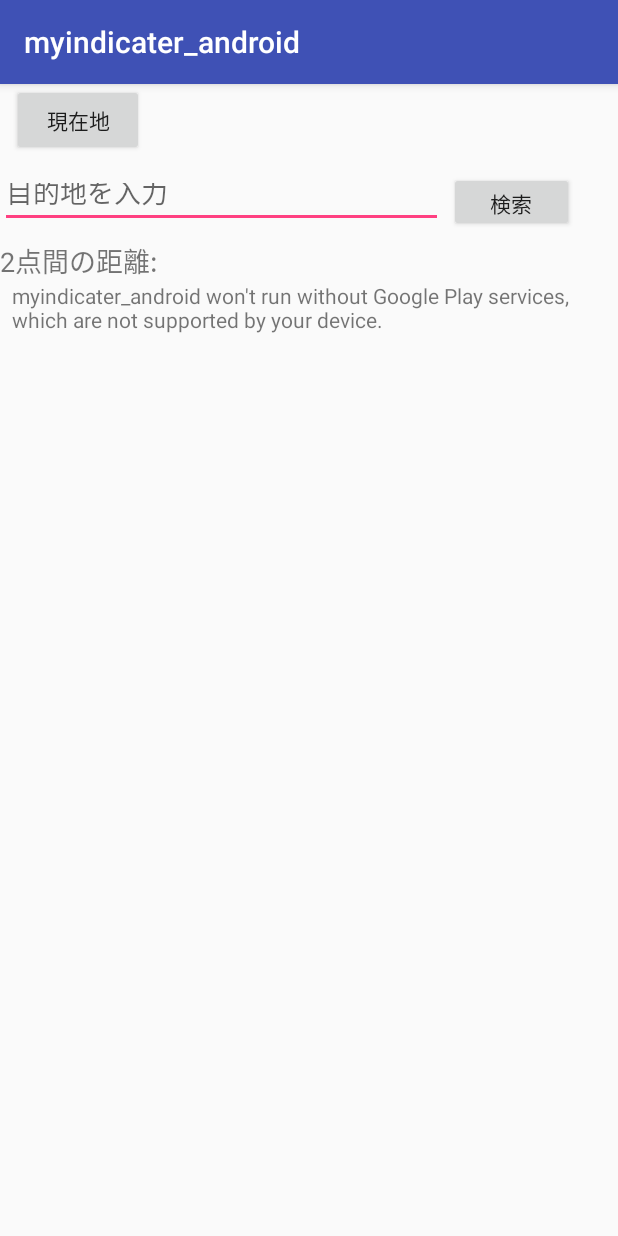
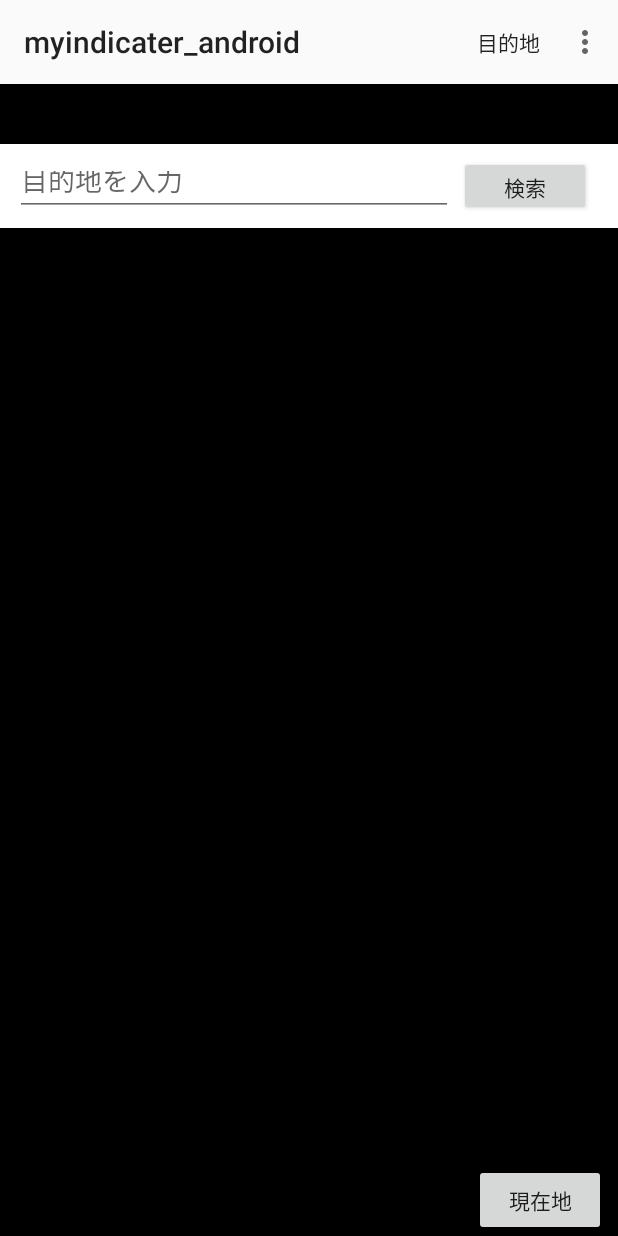
Before and after one commit to rjc-tech/myindicater_android, an Android app: the screen it shows after launch (MapActivity), after a tap on "検索", on a phone screen of 412 x 824 dp. Run offline under Robolectric (Android 15) with nearby library versions, the phone set to English and light mode, and no system bars; 1 other tap on this screen came first.

Commit message:
refs #15208 UIを実装

```diff
--- a/app/src/main/AndroidManifest.xml
+++ b/app/src/main/AndroidManifest.xml
@@ -15,7 +15,7 @@
         android:label="@string/app_name"
         android:roundIcon="@mipmap/ic_launcher_round"
         android:supportsRtl="true"
-        android:theme="@style/AppTheme">
+        android:theme="@style/AppTheme.NoActionBar">
         <activity android:name=".MapActivity">
             <intent-filter>
                 <action android:name="android.intent.action.MAIN" />
--- a/app/src/main/java/jp/co/rjc/myindicater_android/MapActivity.kt
+++ b/app/src/main/java/jp/co/rjc/myindicater_android/MapActivity.kt
@@ -6,8 +6,12 @@ import android.graphics.Color
 import android.location.Location
 import android.os.Bundle
 import android.support.v7.app.AppCompatActivity
+import android.view.Menu
+import android.view.MenuItem
+import android.view.View
 import android.widget.Button
 import android.widget.EditText
+import android.widget.LinearLayout
 import android.widget.TextView
 import com.google.android.gms.common.api.GoogleApiClient
 import com.google.android.gms.location.places.Places
@@ -33,18 +37,34 @@ class MapActivity : AppCompatActivity(), OnMapReadyCallback,SearchDestinationTas
     // 現在地のPlace
     private var mHere : Place? = null
 
+    private var mLayoutSearch: View? = null
+
+    private var mLayoutDistance: View? = null
+
+    private var mTextDistance: TextView? = null
+
     override fun onCreate(savedInstanceState: Bundle?) {
         super.onCreate(savedInstanceState)
         setContentView(R.layout.activity_map)
+
+        setSupportActionBar(findViewById(R.id.toolbar))
+
         val mapFragment = supportFragmentManager
                 .findFragmentById(R.id.map) as SupportMapFragment
         mapFragment.getMapAsync(this)
+
+        mLayoutSearch = findViewById<LinearLayout>(R.id.layout_search)
+        mLayoutDistance = findViewById<LinearLayout>(R.id.layout_distance)
+        mTextDistance = findViewById(R.id.distance)
 
         val searchText = findViewById<EditText>(R.id.editText)
         val searchButton = findViewById<Button>(R.id.button3)
         searchButton.setOnClickListener({
             val word = searchText.text.toString()
             if(!word.isNullOrEmpty()){
+
+                // 検索開始時は不要なのでトルツメ
+                mLayoutSearch?.visibility = View.GONE
 
                 showProgress()
 
@@ -125,7 +145,14 @@ class MapActivity : AppCompatActivity(), OnMapReadyCallback,SearchDestinationTas
             drawPolyline(LatLng(mHere!!.latitude, mHere!!.longitude),
                     LatLng(mDestination!!.latitude, mDestination!!.longitude))
 
+            val distance = calcDistance(LatLng(mHere!!.latitude, mHere!!.longitude),
+                    LatLng(mDestination!!.latitude, mDestination!!.longitude))
 
+            mTextDistance?.text = distance.toString() + "km"
+            mLayoutDistance?.visibility = View.VISIBLE
+
+        } else {
+            mLayoutDistance?.visibility = View.GONE
         }
 
     }
@@ -158,4 +185,25 @@ class MapActivity : AppCompatActivity(), OnMapReadyCallback,SearchDestinationTas
         mMap?.moveCamera(CameraUpdateFactory.newLatLng(position))
     }
 
+
+    override fun onCreateOptionsMenu(menu: Menu): Boolean {
+        // Inflate the menu; this adds items to the action bar if it is present.
+        menuInflater.inflate(R.menu.toolbar, menu)
+        return true
+    }
+
+    override fun onOptionsItemSelected(item: MenuItem): Boolean {
+        when (item.itemId) {
+        // このアプリについての処理
+//            R.id.action_about ->
+            R.id.action_search ->
+                when (mLayoutSearch?.visibility) {
+                    View.VISIBLE -> mLayoutSearch?.visibility = View.GONE
+                    else -> mLayoutSearch?.visibility = View.VISIBLE
+                }
+
+        }
+        return false
+    }
+
 }
--- a/app/src/main/res/layout/activity_map.xml
+++ b/app/src/main/res/layout/activity_map.xml
@@ -6,36 +6,81 @@
     android:orientation="vertical"
     tools:context="jp.co.rjc.myindicater_android.MapActivity">
 
+    <android.support.v7.widget.Toolbar
+        android:id="@+id/toolbar"
+        android:layout_width="match_parent"
+        android:layout_height="wrap_content" />
 
-    <Button
-        android:id="@+id/button2"
+    <RelativeLayout
+        android:layout_width="match_parent"
+        android:layout_height="match_parent"
+        android:background="@android:color/background_dark">
+
+        <fragment xmlns:android="http://schemas.android.com/apk/res/android"
+            xmlns:map="http://schemas.android.com/apk/res-auto"
+            xmlns:tools="http://schemas.android.com/tools"
+            android:id="@+id/map"
+            android:name="com.google.android.gms.maps.SupportMapFragment"
+            android:layout_width="match_parent"
+            android:layout_height="match_parent"
+            android:layout_alignParentTop="true"
+            tools:context="jp.co.rjc.myindicater_android.MapActivity" />
+
+        <LinearLayout
+            android:id="@+id/layout_distance"
             android:layout_width="wrap_content"
             android:layout_height="wrap_content"
-        android:layout_marginEnd="8dp"
-        android:layout_marginStart="8dp"
-        android:text="現在地"
-        tools:ignore="MissingConstraints"
-        tools:layout_editor_absoluteY="399dp" />
+            android:layout_alignParentRight="true"
+            android:layout_alignParentTop="true"
+            android:layout_marginTop="20dp"
+            android:background="@android:color/white"
+            android:orientation="horizontal"
+            android:visibility="gone">
+
+            <TextView
+                android:layout_width="wrap_content"
+                android:layout_height="wrap_content"
+                android:text="直線距離:"
+                android:textSize="20dp" />
+
+            <TextView
+                android:id="@+id/distance"
+                android:layout_width="wrap_content"
+                android:layout_height="wrap_content"
+                android:layout_alignParentEnd="true"
+                android:layout_alignTop="@+id/layout_distance"
+                android:textSize="20dp"
+                tools:text="1000km" />
+        </LinearLayout>
+
 
         <LinearLayout
+            android:id="@+id/layout_search"
             android:layout_width="match_parent"
             android:layout_height="wrap_content"
-        android:orientation="horizontal">
-
+            android:layout_below="@+id/layout_distance"
+            android:layout_marginTop="40dp"
+            android:background="@android:color/white"
+            android:gravity="center_vertical"
+            android:orientation="horizontal"
+            android:paddingLeft="10dp"
+            android:paddingRight="10dp"
+            android:visibility="gone">
 
             <EditText
                 android:id="@+id/editText"
-            android:layout_width="295dp"
+                android:layout_width="0dp"
                 android:layout_height="40dp"
                 android:layout_marginBottom="8dp"
                 android:layout_marginTop="8dp"
+                android:layout_weight="1"
                 android:ems="10"
-            android:inputType="textPersonName"
-            android:hint="目的地を入力" />
+                android:hint="目的地を入力"
+                android:inputType="textPersonName" />
 
             <Button
                 android:id="@+id/button3"
-            android:layout_width="83dp"
+                android:layout_width="wrap_content"
                 android:layout_height="40dp"
                 android:layout_marginBottom="8dp"
                 android:layout_marginEnd="8dp"
@@ -45,39 +90,19 @@
 
         </LinearLayout>
 
-    <LinearLayout
-        android:layout_width="match_parent"
+        <Button
+            android:id="@+id/button_current"
+            android:layout_width="wrap_content"
             android:layout_height="wrap_content"
-        android:gravity="center_vertical"
-        android:orientation="horizontal">
+            android:layout_alignParentBottom="true"
+            android:layout_alignParentRight="true"
+            android:layout_marginEnd="8dp"
+            android:layout_marginStart="8dp"
+            android:text="現在地"
+            tools:ignore="MissingConstraints"
+            tools:layout_editor_absoluteY="399dp" />
 
-        <TextView
-            android:layout_width="wrap_content"
-            android:layout_height="match_parent"
-            android:text="2点間の距離:"
-            android:textSize="18dp" />
-
-        <TextView
-            android:id="@+id/distance"
-            android:layout_width="match_parent"
-            android:layout_height="match_parent"
-            android:text=""
-            android:textSize="18dp" />
+    </RelativeLayout>
 
 
 </LinearLayout>
-
-
-    <fragment xmlns:android="http://schemas.android.com/apk/res/android"
-        xmlns:map="http://schemas.android.com/apk/res-auto"
-        xmlns:tools="http://schemas.android.com/tools"
-        android:id="@+id/map"
-        android:name="com.google.android.gms.maps.SupportMapFragment"
-        android:layout_width="match_parent"
-        android:layout_height="match_parent"
-        android:layout_marginEnd="8dp"
-        android:layout_marginStart="8dp"
-        tools:context="jp.co.rjc.myindicater_android.MapActivity" />
-
-
-</LinearLayout>
--- /dev/null
+++ b/app/src/main/res/menu/toolbar.xml
@@ -0,0 +1,15 @@
+<?xml version="1.0" encoding="utf-8"?>
+<menu xmlns:android="http://schemas.android.com/apk/res/android"
+    xmlns:app="http://schemas.android.com/apk/res-auto">
+    <item
+        android:id="@+id/action_about"
+        android:title="このアプリについて"
+        android:orderInCategory="100"
+        app:showAsAction="never" />
+
+    <item
+        android:id="@+id/action_search"
+        android:title="目的地"
+        app:showAsAction="always" />
+
+</menu>
```
Lines whose indentation alone changed are shown as unchanged.
